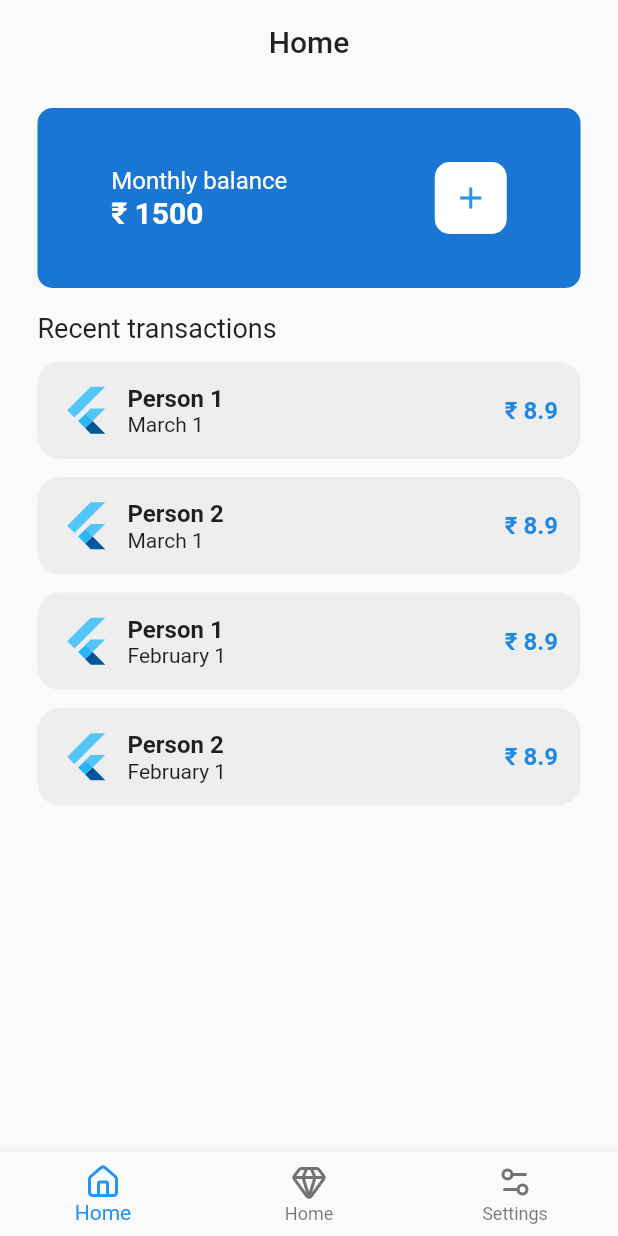
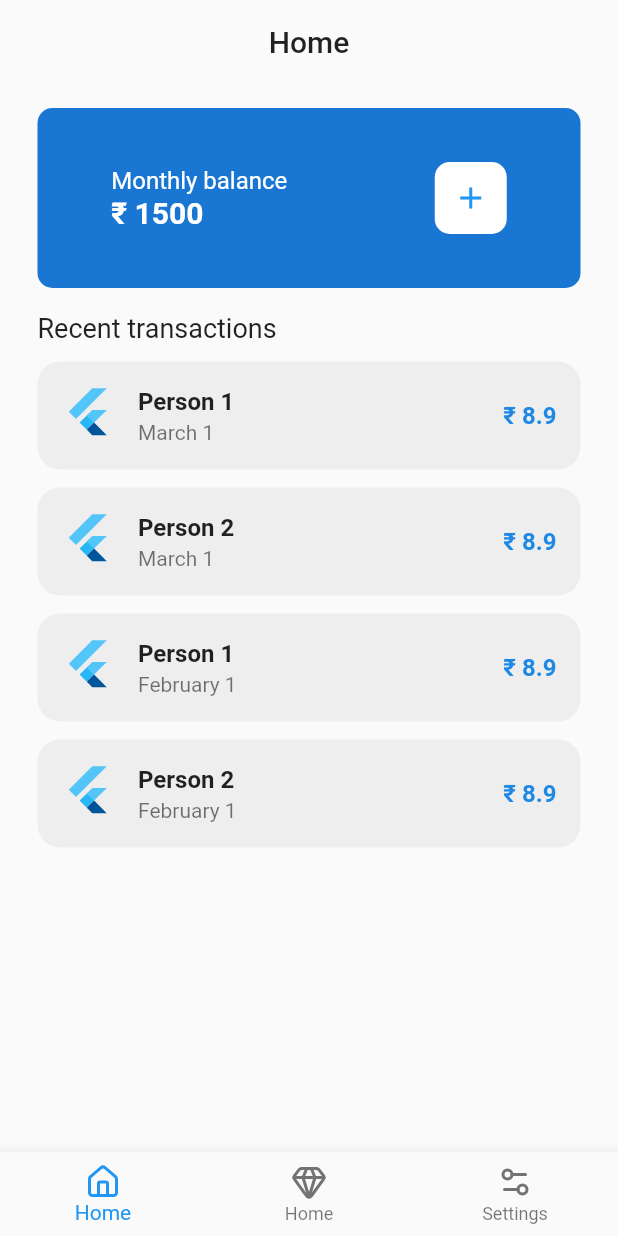
Before and after one commit to prateekmedia/subillmanager, a Flutter app: the screen it shows after launch, on a phone screen of 412 x 824 dp. Run offline on Flutter 3.47's test engine with Material 2 defaults, Android fonts, the phone set to English and light mode, and no system bars; our stand-ins replace flutter_hooks, hooks_riverpod, lucide_icons, page_transition, shared_preferences.

Commit message:
Fix CI and margin b/w title and leading

```diff
--- a/lib/widgets/settings_tile.dart
+++ b/lib/widgets/settings_tile.dart
@@ -34,6 +34,7 @@ class SettingTile extends StatelessWidget {
       child: ClipRRect(
         borderRadius: BorderRadius.circular(13),
         child: ListTile(
+          minLeadingWidth: 0,
           tileColor: Colors.grey[context.isDark ? 800 : 300],
           leading: Icon(icon),
           onTap: goToPage != null
--- a/lib/widgets/transaction_tile.dart
+++ b/lib/widgets/transaction_tile.dart
@@ -21,27 +21,18 @@ class TransactionTile extends StatelessWidget {
         color: Colors.grey[context.isDark ? 800 : 200],
       ),
       margin: const EdgeInsets.symmetric(vertical: 6),
-      padding: const EdgeInsets.symmetric(horizontal: 15, vertical: 15),
-      child: Row(
-        children: [
-          const FlutterLogo(size: 35),
-          const SizedBox(width: 10),
-          Expanded(
-            child: Column(
-              crossAxisAlignment: CrossAxisAlignment.start,
-              children: [
-                Text(
+      child: ListTile(
+        leading: const FlutterLogo(size: 35),
+        minLeadingWidth: 10,
+        title: Text(
           name,
           style: const TextStyle(
             fontSize: 16,
             fontWeight: FontWeight.bold,
           ),
         ),
-                Text(date),
-              ],
-            ),
-          ),
-          Text(
+        subtitle: Text(date),
+        trailing: Text(
           "₹ $price",
           style: TextStyle(
             fontSize: 16,
@@ -49,7 +40,6 @@ class TransactionTile extends StatelessWidget {
             color: Colors.blue[context.isDark ? 200 : 600],
           ),
         ),
-        ],
       ),
     );
   }
```
Also changed, not shown: 1 other file. Lines whose indentation alone changed are shown as unchanged.
